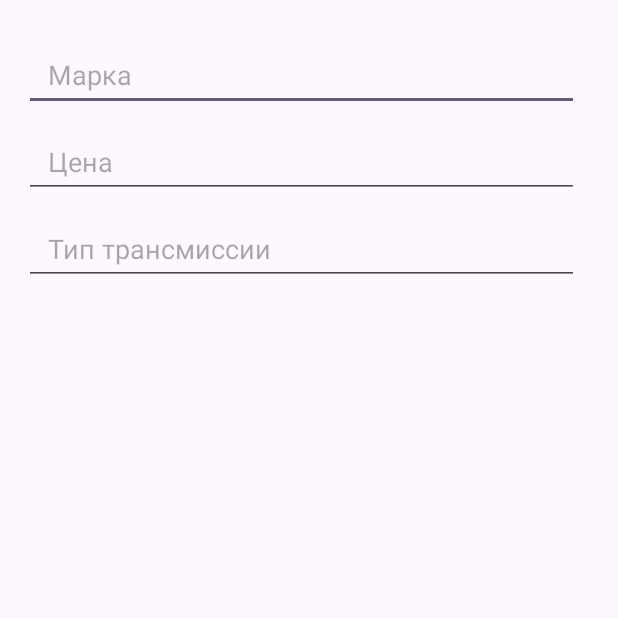
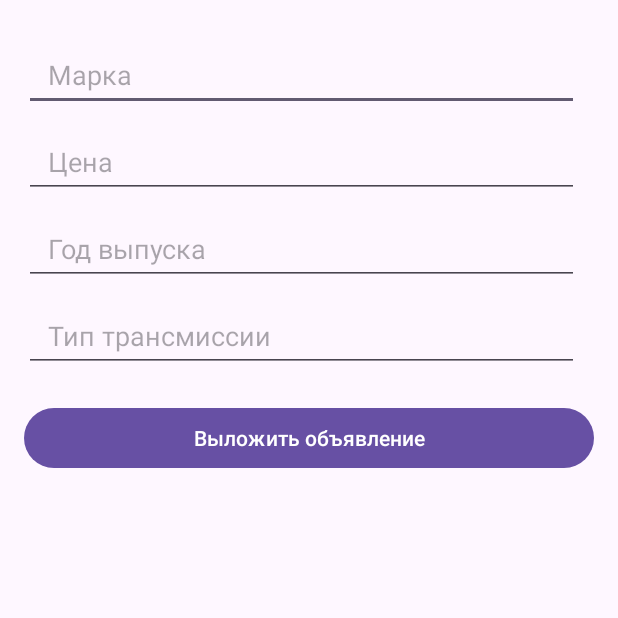
Before and after one commit to NikitinTimofey/TestAndroid, an Android app: the SellActivity screen opened directly, with no data from a screen before it, on a phone screen of 412 x 824 dp, the top half of it. Run offline under Robolectric (Android 15) with nearby library versions, the phone set to English and light mode, and no system bars; our stand-ins replace Firebase (no records; nobody signed in at launch, a user with empty details on screens opened directly).

Commit message:
work firebase from sellActivity (test)

```diff
--- a/app/src/main/res/layout/activity_sell.xml
+++ b/app/src/main/res/layout/activity_sell.xml
@@ -42,6 +42,18 @@
                 app:layout_constraintStart_toStartOf="parent" />
 
             <EditText
+                android:id="@+id/edit_text_year"
+                android:layout_width="370dp"
+                android:layout_height="wrap_content"
+                android:layout_marginTop="10dp"
+                android:hint="Год выпуска"
+                android:inputType="number"
+                android:minHeight="48dp"
+                android:paddingStart="16dp"
+                app:layout_constraintEnd_toEndOf="parent"
+                app:layout_constraintStart_toStartOf="parent" />
+
+            <EditText
                 android:id="@+id/edit_text_transmission"
                 android:layout_width="370dp"
                 android:layout_height="wrap_content"
@@ -53,6 +65,13 @@
                 app:layout_constraintEnd_toEndOf="parent"
                 app:layout_constraintStart_toStartOf="parent" />
 
+            <Button
+                android:id="@+id/btn_add_item"
+                android:layout_width="match_parent"
+                android:layout_height="wrap_content"
+                android:text="Выложить объявление"
+                android:layout_marginTop="20dp"/>
+
         </LinearLayout>
     </ScrollView>
 
```
Also changed, not shown: app/src/main/java/com/example/registrationpage/SellActivity.kt (+47 -3 lines).
